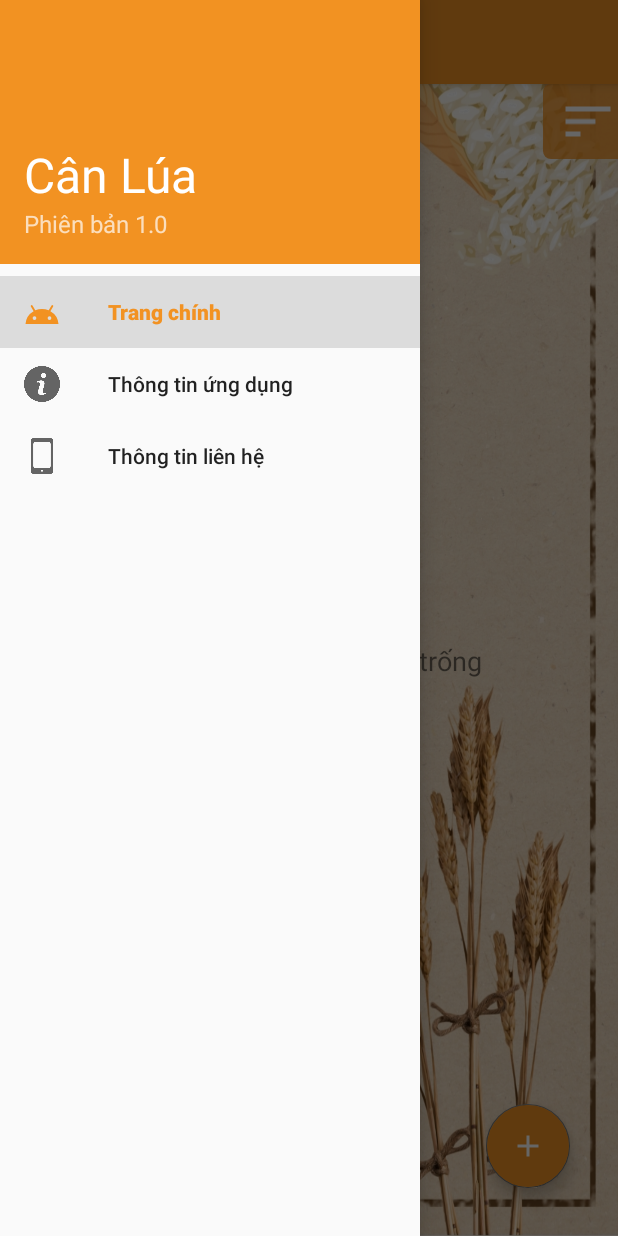
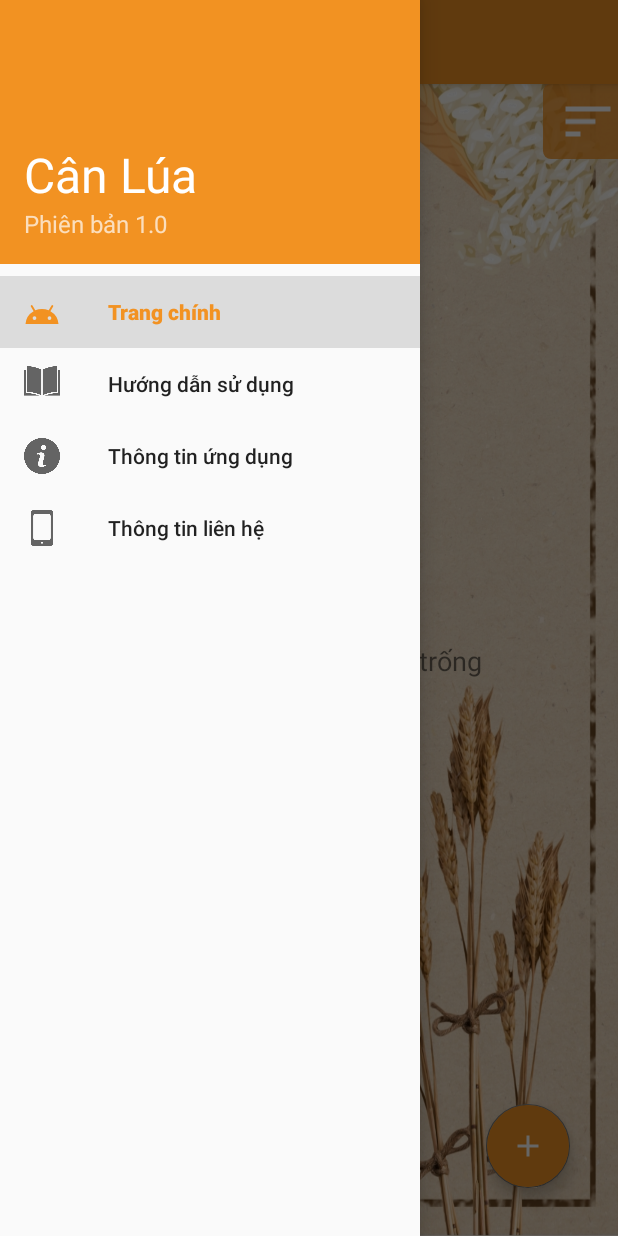
Before and after one commit to duyenle1417/CanLua_Test, an Android app: the screen it shows after launch (MainActivity), with the side drawer open, on a phone screen of 412 x 824 dp. Run offline under Robolectric (Android 15) with nearby library versions, the phone set to English and light mode, and no system bars; our stand-ins replace navigation-ui.

Commit message:
xong các chức năng

```diff
--- a/app/src/main/java/com/example/canlua/HistoryAdapter.java
+++ b/app/src/main/java/com/example/canlua/HistoryAdapter.java
@@ -11,7 +11,6 @@ import android.widget.PopupMenu;
 import android.widget.TextView;
 
 import androidx.annotation.NonNull;
-import androidx.cardview.widget.CardView;
 import androidx.constraintlayout.widget.ConstraintLayout;
 import androidx.recyclerview.widget.RecyclerView;
 
@@ -137,7 +136,6 @@ public class HistoryAdapter extends RecyclerView.Adapter<HistoryAdapter.HistoryV
         public ImageView ic_more_menu;
         public ImageView ic_more;
         public ImageView ic_less;
-        CardView cardView;
         ConstraintLayout section_expand;
 
         public HistoryViewHolder(@NonNull View itemView) {
@@ -153,7 +151,6 @@ public class HistoryAdapter extends RecyclerView.Adapter<HistoryAdapter.HistoryV
             ic_more_menu = itemView.findViewById(R.id.ic_more_menu_history);
             ic_more = itemView.findViewById(R.id.ic_expand_more);
             ic_less = itemView.findViewById(R.id.ic_expand_less);
-            cardView = itemView.findViewById(R.id.home_item_card);
             section_expand = itemView.findViewById(R.id.expand_section);
 
             itemView.setOnClickListener(new View.OnClickListener() {
--- a/app/src/main/java/com/example/canlua/MainActivity.java
+++ b/app/src/main/java/com/example/canlua/MainActivity.java
@@ -7,7 +7,6 @@ import androidx.appcompat.app.AppCompatActivity;
 import androidx.appcompat.widget.Toolbar;
 import androidx.core.view.GravityCompat;
 import androidx.drawerlayout.widget.DrawerLayout;
-import androidx.fragment.app.FragmentManager;
 import androidx.navigation.NavController;
 import androidx.navigation.Navigation;
 import androidx.navigation.ui.AppBarConfiguration;
@@ -38,7 +37,7 @@ public class MainActivity extends AppCompatActivity implements AddCustomerDialog
         navigationView = findViewById(R.id.nav_view);
         navController = Navigation.findNavController(this, R.id.nav_host_fragment);
         appBarConfiguration = new AppBarConfiguration.Builder(
-                R.id.nav_home, R.id.nav_info, R.id.nav_contact)
+                R.id.nav_home, R.id.nav_manual, R.id.nav_info, R.id.nav_contact)
                 .setOpenableLayout(drawerLayout)
                 .build();
         //thiết lập drawer, appBar
--- a/app/src/main/res/drawable/ic_phone.xml
+++ /dev/null
@@ -1,5 +0,0 @@
-<vector android:height="24dp" android:tint="#7089FF"
-    android:viewportHeight="24" android:viewportWidth="24"
-    android:width="24dp" xmlns:android="http://schemas.android.com/apk/res/android">
-    <path android:fillColor="@android:color/white" android:pathData="M6.62,10.79c1.44,2.83 3.76,5.14 6.59,6.59l2.2,-2.2c0.27,-0.27 0.67,-0.36 1.02,-0.24 1.12,0.37 2.33,0.57 3.57,0.57 0.55,0 1,0.45 1,1V20c0,0.55 -0.45,1 -1,1 -9.39,0 -17,-7.61 -17,-17 0,-0.55 0.45,-1 1,-1h3.5c0.55,0 1,0.45 1,1 0,1.25 0.2,2.45 0.57,3.57 0.11,0.35 0.03,0.74 -0.25,1.02l-2.2,2.2z"/>
-</vector>
--- a/app/src/main/res/menu/nav_drawer_menu.xml
+++ b/app/src/main/res/menu/nav_drawer_menu.xml
@@ -9,6 +9,10 @@
             android:icon="@drawable/test_ic"
             android:title="@string/menu_home" />
         <item
+            android:id="@+id/nav_manual"
+            android:icon="@drawable/ic_manual"
+            android:title="@string/menu_manual" />
+        <item
             android:id="@+id/nav_info"
             android:icon="@drawable/ic_info"
             android:title="@string/menu_info" />
--- a/app/src/main/res/navigation/graph_navigation_drawer.xml
+++ b/app/src/main/res/navigation/graph_navigation_drawer.xml
@@ -99,4 +99,9 @@
         android:name="com.example.canlua.EditHistoryFragment"
         android:label="Sửa thông tin đơn hàng"
         tools:layout="@layout/fragment_edit_history" />
+    <fragment
+        android:id="@+id/nav_manual"
+        android:name="com.example.canlua.HuongDanFragment"
+        android:label="fragment_huong_dan"
+        tools:layout="@layout/fragment_huong_dan" />
 </navigation>
--- a/app/src/main/res/values/colors.xml
+++ b/app/src/main/res/values/colors.xml
@@ -5,7 +5,6 @@
     <color name="colorAccent">#737373</color>
 
     <!-- màu editText -->
-    <color name="editTextBG_white">#F3F9EA</color>
     <!-- màu textView -->
     <color name="textView_border_orange">#F2845C</color>
     <color name="textViewBG_white">#FFFFFF</color>
@@ -24,10 +23,6 @@
     <color name="app_toolbar_Color">#f29222</color>
     <color name="app_toolbar_textColor">#FFFFFF</color>
     <!-- màu cardview -->
-    <color name="CardView_BGColor">#C8E4E2</color>
-    <color name="CardView_TextColor1">#000000</color>
-    <color name="CardView_TextColor2">#0024FF</color>
-    <color name="CardView_TextColor3">#FF0000</color>
     <!-- màu custom -->
     <color name="transparent_orange">#CCF29222</color>
 </resources>
--- a/app/src/main/res/values/dimens.xml
+++ b/app/src/main/res/values/dimens.xml
@@ -1,5 +1,3 @@
 <resources>
-    <dimen name="app_bar_height">180dp</dimen>
-    <dimen name="fab_margin">16dp</dimen>
-    <dimen name="text_margin">16dp</dimen>
+
 </resources>
--- a/app/src/main/res/values/styles.xml
+++ b/app/src/main/res/values/styles.xml
@@ -15,13 +15,6 @@
     <style name="AppTheme.AppBarOverlay" parent="ThemeOverlay.AppCompat.Dark.ActionBar" />
 
     <style name="AppTheme.PopupOverlay" parent="ThemeOverlay.AppCompat.Light">
-        <item name="android:background">@color/app_toolbar_Color</item>
-        <item name="android:textColor">@color/app_toolbar_textColor</item>
-        <item name="actionMenuTextColor">@color/app_toolbar_textColor</item>
-        <item name="android:textSize">24sp</item>
-    </style>
-
-    <style name="ToolBarInput" parent="Theme.AppCompat">
         <item name="android:background">@color/app_toolbar_Color</item>
         <item name="android:textColor">@color/app_toolbar_textColor</item>
         <item name="actionMenuTextColor">@color/app_toolbar_textColor</item>
```
Also changed, not shown: app/src/main/res/layout/customer_history.xml (deleted, +0 -8 lines), app/src/main/res/layout/customer_item.xml (deleted, +0 -92 lines), app/src/main/res/values/strings.xml (+1 -7 lines), app/src/main/res/drawable/can_lua_den.png (deleted).
